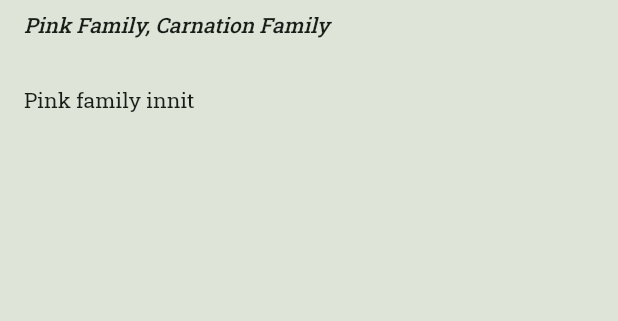
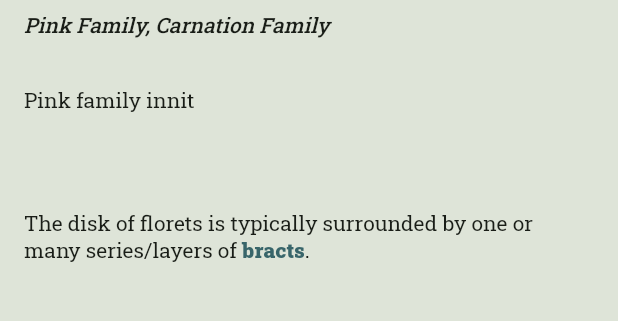
Before and after one commit to JPUF/flash_botany_flutter, a Flutter app: the FamilySheetContent screen opened directly, tab 2 chosen, on a phone screen of 412 x 824 dp, the part 250-571 px from its top. Run offline on Flutter 3.47's test engine with Material 2 defaults, Android fonts, the light colour scheme and no system bars; drawn by our look-alikes of dynamic_color; our stand-ins replace cached_network_image, card_swiper, flutter_bloc, flutter_svg, freezed_annotation, go_router and 2 more; missing offline and left inert: snapping_sheet; network calls fail; statements that could not run were skipped.

Commit message:
Dummy definition dialog

```diff
--- a/app/lib/src/features/home/view/family/family_info.dart
+++ b/app/lib/src/features/home/view/family/family_info.dart
@@ -1,4 +1,5 @@
 import 'package:cached_network_image/cached_network_image.dart';
+import 'package:flutter/gestures.dart';
 import 'package:flutter/material.dart';
 import 'package:flutter_svg/svg.dart';
 
@@ -13,6 +14,7 @@ class FamilyInfo extends StatelessWidget {
 
   @override
   Widget build(BuildContext context) {
+    final colors = Theme.of(context).colorScheme;
     return Container(
       padding: const EdgeInsets.symmetric(horizontal: 16),
       child: ListView(
@@ -28,9 +30,45 @@ class FamilyInfo extends StatelessWidget {
           const SizedBox(height: 32),
           FamilyInfoImages(urls: family.exampleUrls),
           const SizedBox(height: 32),
+          _dummyRichText(context, colors),
+          const SizedBox(height: 32),
         ],
       ),
     );
+  }
+
+  RichText _dummyRichText(BuildContext context, ColorScheme colors) {
+    return RichText(
+        text: TextSpan(
+      children: [
+        TextSpan(
+            style: context.bodyMedium,
+            text:
+                'The disk of florets is typically surrounded by one or many series/layers of '),
+        TextSpan(
+            style: context.bodyMedium?.apply(
+              color: colors.tertiary,
+              fontWeightDelta: 200,
+            ),
+            text: 'bracts',
+            recognizer: TapGestureRecognizer()
+              ..onTap = () {
+                showDialog<AlertDialog>(
+                    context: context,
+                    builder: (context) => AlertDialog(
+                          title: const Text('Bract'),
+                          content: const Text('A papery little leafy thing'),
+                          actions: [
+                            TextButton(
+                              onPressed: () => Navigator.pop(context),
+                              child: const Text('OK'),
+                            )
+                          ],
+                        ));
+              }),
+        TextSpan(style: context.bodyMedium, text: '.'),
+      ],
+    ));
   }
 
   Widget buildTitleRow(BuildContext context) {
```
